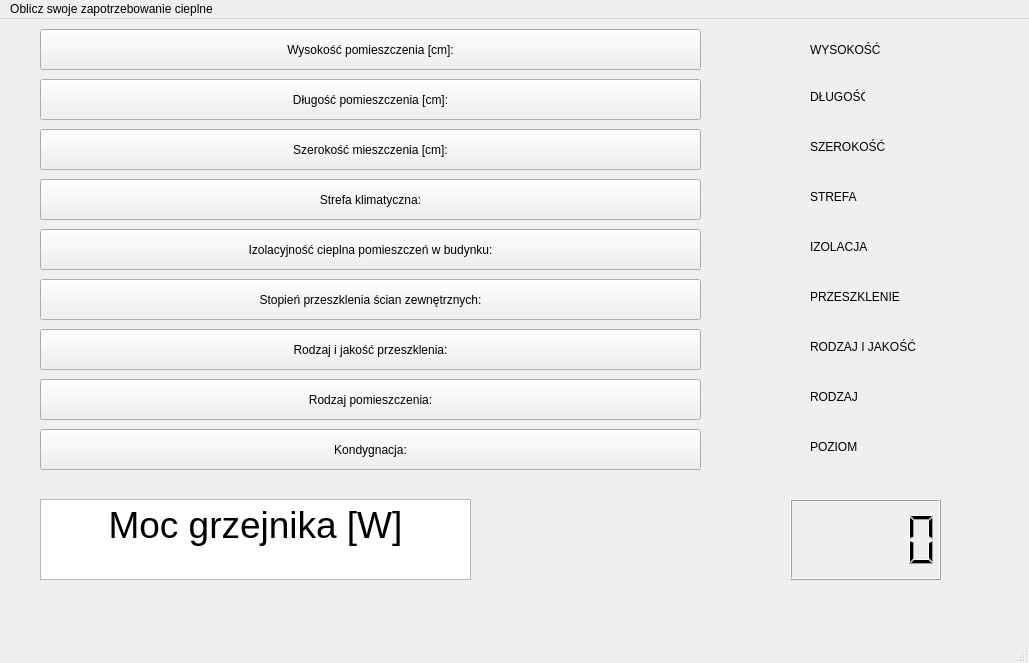
First picture: the form in mainwindow.ui, repository student253885/KalkulatorGrzejniki, before the edit.
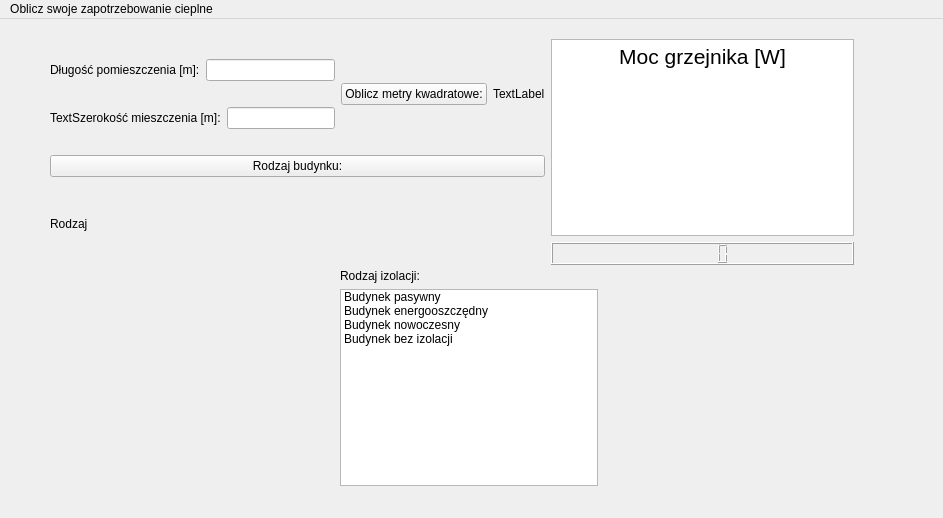
Second picture: the form after the edit.

```diff
--- a/mainwindow.ui
+++ b/mainwindow.ui
@@ -6,274 +6,166 @@
    <rect>
     <x>0</x>
     <y>0</y>
-    <width>1029</width>
-    <height>663</height>
+    <width>943</width>
+    <height>518</height>
    </rect>
   </property>
   <property name="windowTitle">
    <string>MainWindow</string>
   </property>
   <widget class="QWidget" name="centralwidget">
-   <widget class="QLCDNumber" name="lcdNumber">
+   <widget class="QWidget" name="">
     <property name="geometry">
      <rect>
-      <x>790</x>
-      <y>480</y>
-      <width>151</width>
-      <height>81</height>
+      <x>50</x>
+      <y>20</y>
+      <width>804</width>
+      <height>226</height>
      </rect>
     </property>
-   </widget>
-   <widget class="QTextBrowser" name="textBrowser">
-    <property name="geometry">
-     <rect>
-      <x>40</x>
-      <y>480</y>
-      <width>431</width>
-      <height>81</height>
-     </rect>
-    </property>
-    <property name="html">
-     <string>&lt;!DOCTYPE HTML PUBLIC &quot;-//W3C//DTD HTML 4.0//EN&quot; &quot;http://www.w3.org/TR/REC-html40/strict.dtd&quot;&gt;
+    <layout class="QHBoxLayout" name="horizontalLayout_4">
+     <item>
+      <layout class="QVBoxLayout" name="verticalLayout_3">
+       <item>
+        <layout class="QHBoxLayout" name="horizontalLayout_3">
+         <item>
+          <layout class="QVBoxLayout" name="verticalLayout">
+           <item>
+            <layout class="QHBoxLayout" name="horizontalLayout">
+             <item>
+              <widget class="QLabel" name="label_2">
+               <property name="text">
+                <string>Długość pomieszczenia [m]:</string>
+               </property>
+              </widget>
+             </item>
+             <item>
+              <widget class="QLineEdit" name="Dlugosc">
+               <property name="text">
+                <string/>
+               </property>
+              </widget>
+             </item>
+            </layout>
+           </item>
+           <item>
+            <layout class="QHBoxLayout" name="horizontalLayout_2">
+             <item>
+              <widget class="QLabel" name="label_3">
+               <property name="text">
+                <string>TextSzerokość mieszczenia [m]:</string>
+               </property>
+              </widget>
+             </item>
+             <item>
+              <widget class="QLineEdit" name="Szerokosc">
+               <property name="text">
+                <string/>
+               </property>
+              </widget>
+             </item>
+            </layout>
+           </item>
+          </layout>
+         </item>
+         <item>
+          <widget class="QPushButton" name="pushButton">
+           <property name="text">
+            <string>Oblicz metry kwadratowe:</string>
+           </property>
+          </widget>
+         </item>
+         <item>
+          <widget class="QLabel" name="label">
+           <property name="text">
+            <string>TextLabel</string>
+           </property>
+          </widget>
+         </item>
+        </layout>
+       </item>
+       <item>
+        <layout class="QVBoxLayout" name="verticalLayout_4">
+         <item>
+          <widget class="QPushButton" name="pushButton_4">
+           <property name="text">
+            <string>Rodzaj budynku:</string>
+           </property>
+          </widget>
+         </item>
+         <item>
+          <widget class="QLabel" name="zone">
+           <property name="text">
+            <string>Rodzaj</string>
+           </property>
+          </widget>
+         </item>
+        </layout>
+       </item>
+      </layout>
+     </item>
+     <item>
+      <layout class="QVBoxLayout" name="verticalLayout_2">
+       <item>
+        <widget class="QTextBrowser" name="textBrowser">
+         <property name="html">
+          <string>&lt;!DOCTYPE HTML PUBLIC &quot;-//W3C//DTD HTML 4.0//EN&quot; &quot;http://www.w3.org/TR/REC-html40/strict.dtd&quot;&gt;
 &lt;html&gt;&lt;head&gt;&lt;meta name=&quot;qrichtext&quot; content=&quot;1&quot; /&gt;&lt;style type=&quot;text/css&quot;&gt;
 p, li { white-space: pre-wrap; }
 &lt;/style&gt;&lt;/head&gt;&lt;body style=&quot; font-family:'MS Shell Dlg 2'; font-size:7.8pt; font-weight:400; font-style:normal;&quot;&gt;
-&lt;p align=&quot;center&quot; style=&quot; margin-top:0px; margin-bottom:0px; margin-left:0px; margin-right:0px; -qt-block-indent:0; text-indent:0px;&quot;&gt;&lt;span style=&quot; font-size:28pt;&quot;&gt;Moc grzejnika [W]&lt;/span&gt;&lt;/p&gt;&lt;/body&gt;&lt;/html&gt;</string>
-    </property>
+&lt;p align=&quot;center&quot; style=&quot; margin-top:0px; margin-bottom:0px; margin-left:0px; margin-right:0px; -qt-block-indent:0; text-indent:0px;&quot;&gt;&lt;span style=&quot; font-size:16pt;&quot;&gt;Moc grzejnika [W]&lt;/span&gt;&lt;/p&gt;&lt;/body&gt;&lt;/html&gt;</string>
+         </property>
+        </widget>
+       </item>
+       <item>
+        <widget class="QLCDNumber" name="lcdNumber"/>
+       </item>
+      </layout>
+     </item>
+    </layout>
    </widget>
-   <widget class="QPushButton" name="pushButton">
+   <widget class="QWidget" name="">
     <property name="geometry">
      <rect>
-      <x>40</x>
-      <y>10</y>
-      <width>661</width>
-      <height>41</height>
+      <x>340</x>
+      <y>250</y>
+      <width>258</width>
+      <height>217</height>
      </rect>
     </property>
-    <property name="text">
-     <string>Wysokość pomieszczenia [cm]:</string>
-    </property>
-   </widget>
-   <widget class="QLabel" name="high">
-    <property name="geometry">
-     <rect>
-      <x>810</x>
-      <y>20</y>
-      <width>71</width>
-      <height>21</height>
-     </rect>
-    </property>
-    <property name="text">
-     <string>WYSOKOŚĆ</string>
-    </property>
-   </widget>
-   <widget class="QPushButton" name="pushButton_2">
-    <property name="geometry">
-     <rect>
-      <x>40</x>
-      <y>60</y>
-      <width>661</width>
-      <height>41</height>
-     </rect>
-    </property>
-    <property name="text">
-     <string>Długość pomieszczenia [cm]:</string>
-    </property>
-   </widget>
-   <widget class="QLabel" name="lenght">
-    <property name="geometry">
-     <rect>
-      <x>810</x>
-      <y>70</y>
-      <width>55</width>
-      <height>16</height>
-     </rect>
-    </property>
-    <property name="text">
-     <string>DŁUGOŚĆ</string>
-    </property>
-   </widget>
-   <widget class="QPushButton" name="pushButton_3">
-    <property name="geometry">
-     <rect>
-      <x>40</x>
-      <y>110</y>
-      <width>661</width>
-      <height>41</height>
-     </rect>
-    </property>
-    <property name="text">
-     <string>Szerokość mieszczenia [cm]:</string>
-    </property>
-   </widget>
-   <widget class="QLabel" name="width">
-    <property name="geometry">
-     <rect>
-      <x>810</x>
-      <y>120</y>
-      <width>81</width>
-      <height>16</height>
-     </rect>
-    </property>
-    <property name="text">
-     <string>SZEROKOŚĆ</string>
-    </property>
-   </widget>
-   <widget class="QPushButton" name="pushButton_4">
-    <property name="geometry">
-     <rect>
-      <x>40</x>
-      <y>160</y>
-      <width>661</width>
-      <height>41</height>
-     </rect>
-    </property>
-    <property name="text">
-     <string>Strefa klimatyczna:</string>
-    </property>
-   </widget>
-   <widget class="QLabel" name="zone">
-    <property name="geometry">
-     <rect>
-      <x>810</x>
-      <y>170</y>
-      <width>181</width>
-      <height>16</height>
-     </rect>
-    </property>
-    <property name="text">
-     <string>STREFA</string>
-    </property>
-   </widget>
-   <widget class="QPushButton" name="pushButton_5">
-    <property name="geometry">
-     <rect>
-      <x>40</x>
-      <y>210</y>
-      <width>661</width>
-      <height>41</height>
-     </rect>
-    </property>
-    <property name="text">
-     <string>Izolacyjność cieplna pomieszczeń w budynku:</string>
-    </property>
-   </widget>
-   <widget class="QLabel" name="izolation">
-    <property name="geometry">
-     <rect>
-      <x>810</x>
-      <y>220</y>
-      <width>181</width>
-      <height>16</height>
-     </rect>
-    </property>
-    <property name="text">
-     <string>IZOLACJA</string>
-    </property>
-   </widget>
-   <widget class="QLabel" name="glasslabel">
-    <property name="geometry">
-     <rect>
-      <x>810</x>
-      <y>270</y>
-      <width>171</width>
-      <height>16</height>
-     </rect>
-    </property>
-    <property name="text">
-     <string>PRZESZKLENIE</string>
-    </property>
-   </widget>
-   <widget class="QLabel" name="typelabel">
-    <property name="geometry">
-     <rect>
-      <x>810</x>
-      <y>320</y>
-      <width>191</width>
-      <height>16</height>
-     </rect>
-    </property>
-    <property name="text">
-     <string>RODZAJ I JAKOŚĆ</string>
-    </property>
-   </widget>
-   <widget class="QLabel" name="roomlabel">
-    <property name="geometry">
-     <rect>
-      <x>810</x>
-      <y>370</y>
-      <width>201</width>
-      <height>16</height>
-     </rect>
-    </property>
-    <property name="text">
-     <string>RODZAJ</string>
-    </property>
-   </widget>
-   <widget class="QLabel" name="levellabel">
-    <property name="geometry">
-     <rect>
-      <x>810</x>
-      <y>420</y>
-      <width>201</width>
-      <height>16</height>
-     </rect>
-    </property>
-    <property name="text">
-     <string>POZIOM</string>
-    </property>
-   </widget>
-   <widget class="QPushButton" name="pushButton_6">
-    <property name="geometry">
-     <rect>
-      <x>40</x>
-      <y>260</y>
-      <width>661</width>
-      <height>41</height>
-     </rect>
-    </property>
-    <property name="text">
-     <string>Stopień przeszklenia ścian zewnętrznych:</string>
-    </property>
-   </widget>
-   <widget class="QPushButton" name="pushButton_7">
-    <property name="geometry">
-     <rect>
-      <x>40</x>
-      <y>310</y>
-      <width>661</width>
-      <height>41</height>
-     </rect>
-    </property>
-    <property name="text">
-     <string>Rodzaj i jakość przeszklenia:</string>
-    </property>
-   </widget>
-   <widget class="QPushButton" name="pushButton_8">
-    <property name="geometry">
-     <rect>
-      <x>40</x>
-      <y>360</y>
-      <width>661</width>
-      <height>41</height>
-     </rect>
-    </property>
-    <property name="text">
-     <string>Rodzaj pomieszczenia:</string>
-    </property>
-   </widget>
-   <widget class="QPushButton" name="pushButton_9">
-    <property name="geometry">
-     <rect>
-      <x>40</x>
-      <y>410</y>
-      <width>661</width>
-      <height>41</height>
-     </rect>
-    </property>
-    <property name="text">
-     <string>Kondygnacja:</string>
-    </property>
+    <layout class="QVBoxLayout" name="verticalLayout_5">
+     <item>
+      <widget class="QLabel" name="label_4">
+       <property name="text">
+        <string>Rodzaj izolacji:</string>
+       </property>
+      </widget>
+     </item>
+     <item>
+      <widget class="QListWidget" name="listWidget">
+       <item>
+        <property name="text">
+         <string>Budynek pasywny</string>
+        </property>
+       </item>
+       <item>
+        <property name="text">
+         <string>Budynek energooszczędny</string>
+        </property>
+       </item>
+       <item>
+        <property name="text">
+         <string>Budynek nowoczesny</string>
+        </property>
+       </item>
+       <item>
+        <property name="text">
+         <string>Budynek bez izolacji</string>
+        </property>
+       </item>
+      </widget>
+     </item>
+    </layout>
    </widget>
   </widget>
   <widget class="QMenuBar" name="menubar">
@@ -281,7 +173,7 @@
     <rect>
      <x>0</x>
      <y>0</y>
-     <width>1029</width>
+     <width>943</width>
      <height>25</height>
     </rect>
    </property>
@@ -293,7 +185,6 @@
    </widget>
    <addaction name="menuOblicz_swoje_zapotrzebowanie_cieplne"/>
   </widget>
-  <widget class="QStatusBar" name="statusbar"/>
   <action name="actionNew">
    <property name="text">
     <string>New</string>
```
